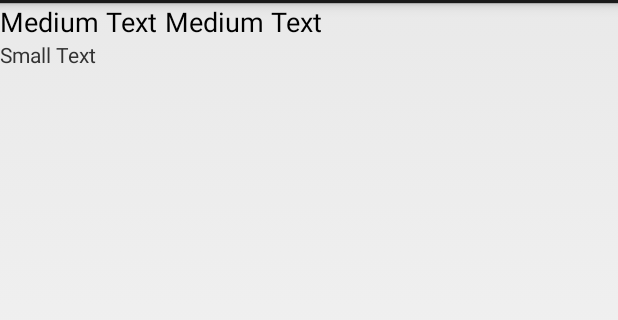
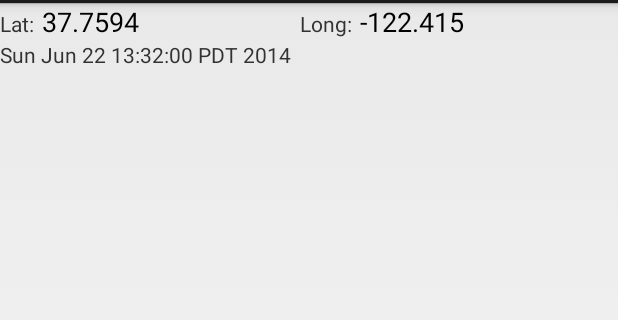
Before and after one commit to alanwgeorge/bloodhound-gps, an Android app: the layout location_list_item.xml on its own in the app's theme, with its tools: preview values and no code run, on a phone screen of 412 x 824 dp, the part 69-389 px from its top. Run offline under Robolectric (Android 15) with nearby library versions, the phone set to English and light mode, and no system bars.

Commit message:
layout changes

```diff
--- a/bloodhound/src/main/java/com/alangeorge/android/bloodhound/LocationDiffActivity.java
+++ b/bloodhound/src/main/java/com/alangeorge/android/bloodhound/LocationDiffActivity.java
@@ -136,7 +136,7 @@ public class LocationDiffActivity extends ListActivity implements LoaderManager.
 //        getLoaderManager().enableDebugLogging(true);
         getLoaderManager().initLoader(0, null, this);
 
-        adapter = new LocationDiffCursorAdaptor(this, R.layout.location_diff_list_item_v2, null, from, to, 0);
+        adapter = new LocationDiffCursorAdaptor(this, R.layout.location_diff_list_item_v3, null, from, to, 0);
         adapter.setViewBinder(new LocationDiffViewBinder());
 
         setListAdapter(adapter);
--- a/bloodhound/src/main/java/com/alangeorge/android/bloodhound/MainActivity.java
+++ b/bloodhound/src/main/java/com/alangeorge/android/bloodhound/MainActivity.java
@@ -52,9 +52,6 @@ public class MainActivity extends ListActivity implements LoaderManager.LoaderCa
     @SuppressWarnings("SimplifiableIfStatement")
     @Override
     public boolean onOptionsItemSelected(MenuItem item) {
-        // Handle action bar item clicks here. The action bar will
-        // automatically handle clicks on the Home/Up button, so long
-        // as you specify a parent activity in AndroidManifest.xml.
         int id = item.getItemId();
         if (id == R.id.action_start) {
             sendBroadcast(new Intent(BLOODHOUND_RECEIVER_ACTION));
--- a/bloodhound/src/main/res/layout/activity_main.xml
+++ b/bloodhound/src/main/res/layout/activity_main.xml
@@ -12,7 +12,10 @@
     <ListView
         android:layout_width="wrap_content"
         android:layout_height="wrap_content"
-        android:id="@android:id/list"/>
+        android:id="@android:id/list"
+        android:dividerHeight="2dip"
+        android:footerDividersEnabled="false"
+        android:fastScrollEnabled="true"/>
 
 
     <TextView
--- a/bloodhound/src/main/res/layout/location_list_item.xml
+++ b/bloodhound/src/main/res/layout/location_list_item.xml
@@ -6,36 +6,67 @@
               android:layout_width="match_parent"
               android:layout_height="match_parent">
 
-    <LinearLayout
-        android:orientation="horizontal"
+    <TableLayout
         android:layout_width="match_parent"
-        android:layout_height="wrap_content">
+        android:layout_height="wrap_content"
+        android:shrinkColumns="0,2"
+        android:stretchColumns="1,3">
+
+        <TableRow
+            android:layout_width="wrap_content"
+            android:layout_height="match_parent">
 
             <TextView
                 android:layout_width="wrap_content"
                 android:layout_height="wrap_content"
-        android:textAppearance="?android:attr/textAppearanceMedium"
-        android:text="Medium Text"
-        android:id="@+id/latitudeTextView"
                 android:layout_marginRight="5dip"
+                android:textAppearance="?android:attr/textAppearanceSmall"
+                android:text="Lat:"
                 tools:ignore="HardcodedText"/>
 
             <TextView
                 android:layout_width="wrap_content"
                 android:layout_height="wrap_content"
                 android:textAppearance="?android:attr/textAppearanceMedium"
-            android:text="Medium Text"
+                android:text="37.7594"
+                android:id="@+id/latitudeTextView"
+                android:layout_marginRight="5dip"
+                tools:ignore="HardcodedText"
+                />
+
+
+            <TextView
+                android:layout_width="wrap_content"
+                android:layout_height="wrap_content"
+                android:layout_marginRight="5dip"
+                android:textAppearance="?android:attr/textAppearanceSmall"
+                android:text="Long:"
+                tools:ignore="HardcodedText"/>
+
+            <TextView
+                android:layout_width="wrap_content"
+                android:layout_height="wrap_content"
+                android:textAppearance="?android:attr/textAppearanceMedium"
+                android:text="-122.415"
                 android:id="@+id/longitudeTextView"
                 tools:ignore="HardcodedText"/>
 
-    </LinearLayout>
+
+        </TableRow>
+        <TableRow
+            android:layout_width="wrap_content"
+            android:layout_height="match_parent">
 
             <TextView
                 android:layout_width="match_parent"
                 android:layout_height="wrap_content"
                 android:textAppearance="?android:attr/textAppearanceSmall"
-        android:text="Small Text"
+                android:text="Sun Jun 22 13:32:00 PDT 2014"
                 android:id="@+id/timeTextView"
-        tools:ignore="HardcodedText"/>
+                tools:ignore="HardcodedText"
+                android:layout_span="4"/>
 
+        </TableRow>
+
+    </TableLayout>
 </LinearLayout>
```
Also changed, not shown: bloodhound/src/main/AndroidManifest.xml (+17 -7 lines), bloodhound/src/main/res/layout/location_diff_list_item_v3.xml (added, +119 -0 lines), 1 other file. Lines whose indentation alone changed are shown as unchanged.
